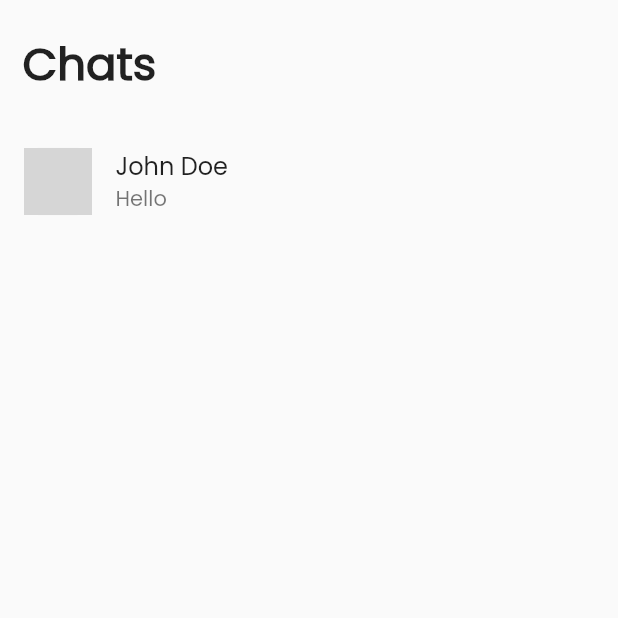
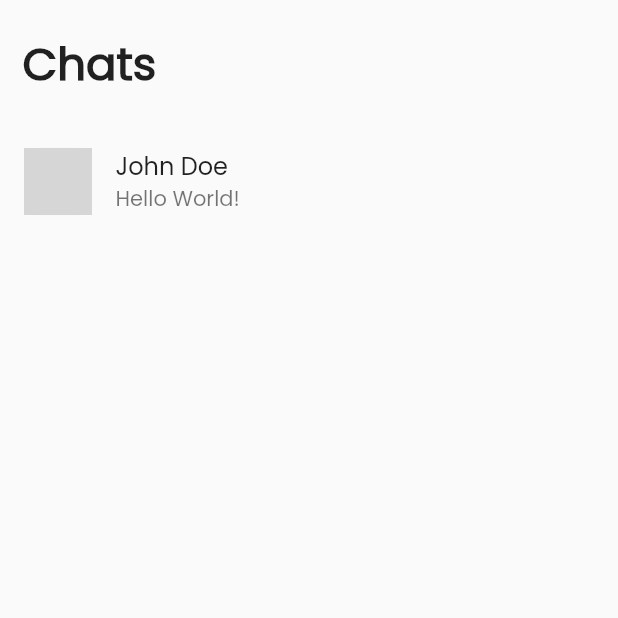
Before and after one commit to yogesh-aggarwal/memo-messenger, a Flutter app: the screen it shows after launch, on a phone screen of 412 x 824 dp, the top half of it. Run offline on Flutter 3.47's test engine with Material 2 defaults, Android fonts, the phone set to English and light mode, and no system bars; drawn by our look-alikes of flutter_blurhash; our stand-ins replace line_awesome_flutter, rxdart; grey boxes are pictures that could not be loaded.

Commit message:
Added basic message input

```diff
--- a/lib/Activities/ChatsActivity/Activity.dart
+++ b/lib/Activities/ChatsActivity/Activity.dart
@@ -15,7 +15,7 @@ Widget getChatTiles(Map<String, Chat> chats) {
 
       return ListTile(
         title: Text(chat.sender.name),
-        subtitle: Text(chat.message.text),
+        subtitle: Text(chat.messages.last.text),
         leading: ClipRRect(
           borderRadius: BorderRadius.circular(10),
           child: Container(
--- a/lib/Services/Chats.dart
+++ b/lib/Services/Chats.dart
@@ -4,10 +4,17 @@ import 'package:memomessenger/Services/Types/Fundamental.dart';
 import 'package:rxdart/rxdart.dart';
 
 BehaviorSubject<Map<String, Chat>> chatActivityChatList =
-    new BehaviorSubject.seeded({
+    new BehaviorSubject.seeded(
+  {
     "ULJQt9aNbxt00fi": Chat(
       id: "ULJQt9aNbxt00fi",
-    message: Message(text: "Hello"),
+      messages: [
+        Message(text: "Hello", senderId: "1"),
+        Message(
+          text: "Hello World!",
+          senderId: "Gwi9iJzZ83lZPRvfI3YK",
+        ),
+      ],
       sender: SenderUser(
         uid: "Sender ID",
         name: "John Doe",
@@ -18,4 +25,14 @@ BehaviorSubject<Map<String, Chat>> chatActivityChatList =
         phone: PhoneNumber(countryCode: 91, number: 1234567890),
       ),
     ),
-});
+  },
+);
+
+void sendMessage(String chatId, Message message) {
+  Map<String, Chat> chats = chatActivityChatList.value;
+
+  Chat newData = chats[chatId];
+  newData.messages.add(message);
+
+  chatActivityChatList.add(chats);
+}
--- a/lib/Services/Types/ChatsActivity.dart
+++ b/lib/Services/Types/ChatsActivity.dart
@@ -5,11 +5,11 @@ import 'package:memomessenger/Services/Types/Fundamental.dart';
 class Chat {
   final String id;
   final SenderUser sender;
-  final Message message;
+  final List<Message> messages;
 
   Chat({
     @required this.id,
     @required this.sender,
-    @required this.message,
+    @required this.messages,
   });
 }
--- a/lib/Services/Types/Fundamental.dart
+++ b/lib/Services/Types/Fundamental.dart
@@ -11,12 +11,12 @@ class ImageWithHash {
 }
 
 class CurrentUser {
-  final String uid;
+  final String id;
   final String name;
   final ImageWithHash profileImg;
 
   CurrentUser({
-    @required this.uid,
+    @required this.id,
     @required this.name,
     @required this.profileImg,
   });
--- a/lib/Services/User.dart
+++ b/lib/Services/User.dart
@@ -3,7 +3,7 @@ import 'package:rxdart/rxdart.dart';
 
 BehaviorSubject<CurrentUser> currentUser = new BehaviorSubject.seeded(
   CurrentUser(
-    uid: "Gwi9iJzZ83lZPRvfI3YK",
+    id: "Gwi9iJzZ83lZPRvfI3YK",
     name: "Current User",
     profileImg: ImageWithHash(hash: "", url: ""),
   ),
```
Also changed, not shown: lib/Activities/ChatActivity/Activity.dart (+50 -24 lines). Lines whose indentation alone changed are shown as unchanged.
